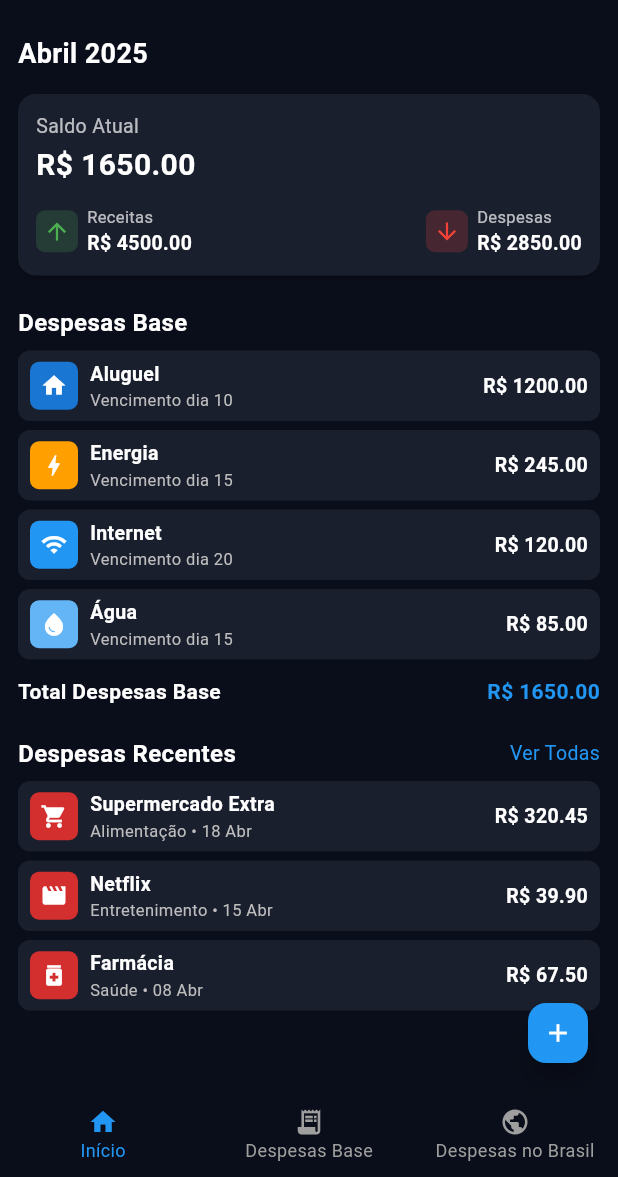
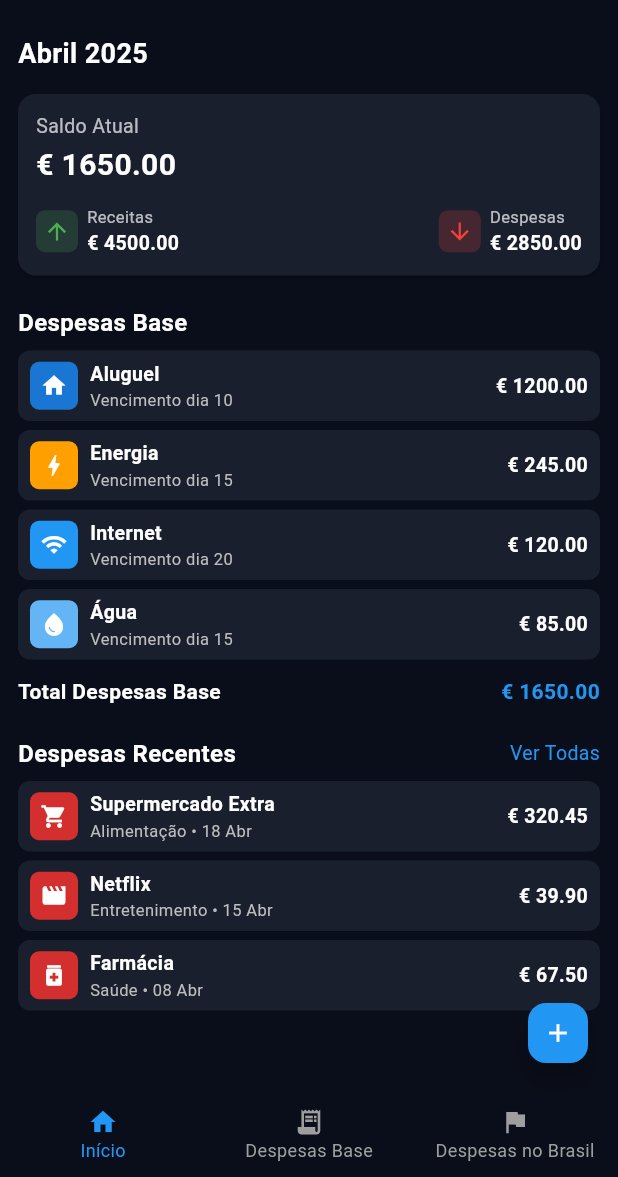
Before and after one commit to borinvini/finances_app, a Flutter app: the screen it shows after launch, on a phone screen of 412 x 824 dp, the part 59-1236 px from its top. Run offline on Flutter 3.47's test engine with Material 3 defaults, Android fonts, the phone set to English and light mode, and no system bars.

Commit message:
Currency change.

```diff
--- a/lib/screens/home_screen.dart
+++ b/lib/screens/home_screen.dart
@@ -92,9 +92,9 @@ class HomeScreen extends StatelessWidget {
             icon: Icon(Icons.receipt_long),
             label: 'Despesas Base',
           ),
-          // Configurações substituído por Despesas no Brasil
+          // Trocando o ícone para a bandeira do Brasil
           BottomNavigationBarItem(
-            icon: Icon(Icons.public),
+            icon: Icon(Icons.flag),
             label: 'Despesas no Brasil',
           ),
         ],
--- a/lib/widgets/compact_expense_list_item.dart
+++ b/lib/widgets/compact_expense_list_item.dart
@@ -69,7 +69,7 @@ class CompactExpenseListItem extends StatelessWidget {
             ),
             // Trailing amount
             Text(
-              'R\$ ${expense.amount.toStringAsFixed(2)}',
+              '€ ${expense.amount.toStringAsFixed(2)}',
               style: const TextStyle(
                 fontWeight: FontWeight.bold,
                 color: Colors.white,
@@ -82,6 +82,3 @@ class CompactExpenseListItem extends StatelessWidget {
     );
   }
 }
-
-// Usage example:
-// Replace all instances of ExpenseListItem with CompactExpenseListItem in expense_section.dart
--- a/lib/widgets/expense_list_item.dart
+++ b/lib/widgets/expense_list_item.dart
@@ -54,7 +54,7 @@ class ExpenseListItem extends StatelessWidget {
             ),
           ),
           trailing: Text(
-            'R\$ ${expense.amount.toStringAsFixed(2)}',
+            '€ ${expense.amount.toStringAsFixed(2)}',
             style: const TextStyle(
               fontWeight: FontWeight.bold,
               color: Colors.white,
--- a/lib/widgets/expense_section.dart
+++ b/lib/widgets/expense_section.dart
@@ -75,7 +75,7 @@ class ExpenseSection extends StatelessWidget {
                   ),
                 ),
                 Text(
-                  'R\$ ${totalAmount.toStringAsFixed(2)}',
+                  '€ ${totalAmount.toStringAsFixed(2)}',
                   style: const TextStyle(
                     fontSize: 14,
                     fontWeight: FontWeight.bold,
--- a/lib/widgets/summary_card.dart
+++ b/lib/widgets/summary_card.dart
@@ -31,7 +31,7 @@ class SummaryCard extends StatelessWidget {
             ),
             const SizedBox(height: 2), // Reduced spacing
             Text(
-              'R\$ ${financeData.balance.toStringAsFixed(2)}',
+              '€ ${financeData.balance.toStringAsFixed(2)}',
               style: const TextStyle(
                 color: Colors.white,
                 fontSize: 20, // Smaller font
@@ -69,7 +69,7 @@ class SummaryCard extends StatelessWidget {
                           ),
                         ),
                         Text(
-                          'R\$ ${financeData.income.toStringAsFixed(2)}',
+                          '€ ${financeData.income.toStringAsFixed(2)}',
                           style: const TextStyle(
                             color: Colors.white,
                             fontWeight: FontWeight.bold,
@@ -107,7 +107,7 @@ class SummaryCard extends StatelessWidget {
                           ),
                         ),
                         Text(
-                          'R\$ ${financeData.expenses.toStringAsFixed(2)}',
+                          '€ ${financeData.expenses.toStringAsFixed(2)}',
                           style: const TextStyle(
                             color: Colors.white,
                             fontWeight: FontWeight.bold,
```
